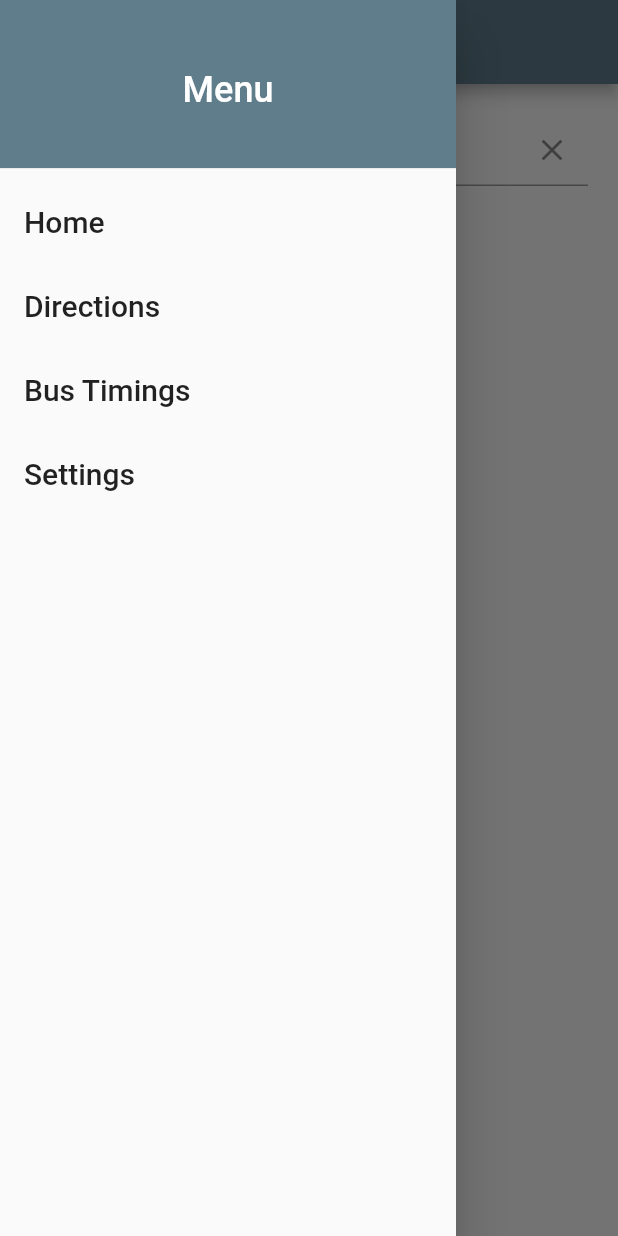
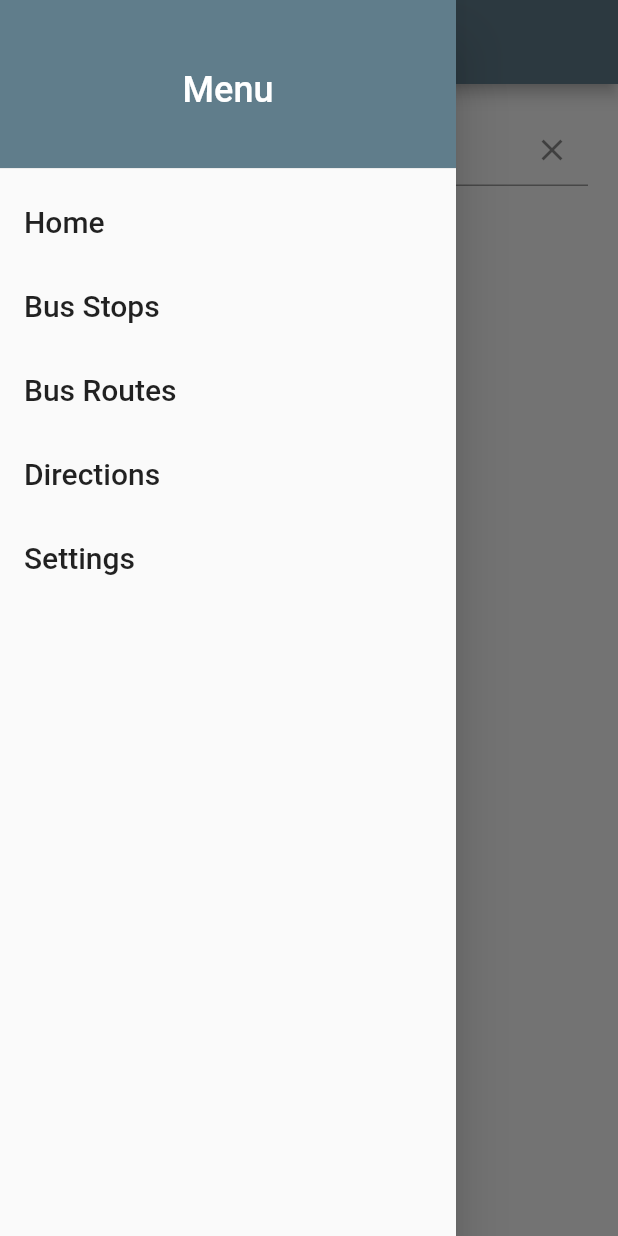
Before and after one commit to STAung07/AroundNUS, a Flutter app: the BusTimings screen opened directly, with the side drawer open, on a phone screen of 412 x 824 dp. Run offline on Flutter 3.47's test engine with Material 2 defaults, Android fonts, the phone set to English and light mode, and no system bars; our stand-ins replace dio, geocoding, geolocator, google_maps_flutter, rxdart and 1 more; missing offline and left inert: dart:ffi, flutter_polyline_points; network calls fail.

Commit message:
Added Bus Routes Page with all pickuppoints along route; no arrival timing yet

```diff
--- a/around_nus/lib/app_screens/bustimings.dart
+++ b/around_nus/lib/app_screens/bustimings.dart
@@ -3,7 +3,6 @@ import 'package:flutter/material.dart';
 import 'package:around_nus/blocs/application_bloc.dart';
 import 'package:provider/provider.dart';
 import '../common_widgets/drawer.dart';
-import '../models/busroutesinfo_model.dart';
 import '../bustimings_widgets/services_expansionlist.dart';
 import '../services/nusnextbus_service.dart';
 
@@ -13,24 +12,12 @@ class BusTimings extends StatefulWidget {
 }
 
 class _BusTimingsState extends State<BusTimings> {
-  // List of Bus Stops Info & List of Bus Routes Info;
-  // passed into required widgets to use information inside
-
-  // use Bus Stop Names to display bus services available at that stop
-  // List<BusStop> _nusBusStops = <BusStop>[];
   final busService = NusNextBus();
-  List<RouteDescription> _nusBusRoutes = <RouteDescription>[];
-  //List<PickUpPointInfo> _currPickUpPoints = <PickUpPointInfo>[];
   late StreamSubscription busStopSubscription;
   var _textController = TextEditingController();
 
-  void _updateListofBusRoutes() {
-    busService.fetchBusRouteDescriptions().then((value) {
-      setState(() {
-        _nusBusRoutes.addAll(value);
-      });
-    });
-  }
+  // CHANGE autocomplete bus stops from name to caption: more meaningfull
+  // However need to pass in name to expansionlist
 
   @override
   void initState() {
@@ -39,7 +26,6 @@ class _BusTimingsState extends State<BusTimings> {
     busStopSubscription =
         applicationBloc.selectedLocation.stream.listen((place) {});
     applicationBloc.searchBusStops2("");
-    _updateListofBusRoutes();
     super.initState();
   }
 
@@ -122,8 +108,9 @@ class _BusTimingsState extends State<BusTimings> {
                         context,
                         MaterialPageRoute(
                           builder: (context) => BusServicesAtStop(
-                              busStopName: applicationBloc
-                                  .searchBusStopsResults2![index]),
+                            busStopName:
+                                applicationBloc.searchBusStopsResults2![index],
+                          ),
                         ),
                       );
                     },
@@ -131,54 +118,6 @@ class _BusTimingsState extends State<BusTimings> {
                 },
               ),
             ),
-          /*
-          Expanded(
-            child: ListView.builder(
-              // modify or point _nusBusStops at different list
-              // based on curr Searched BusStop
-              itemCount: _nusBusStops.length,
-              itemBuilder: (_, busIndex) {
-                // inside each card; call updateshuttleservices info with curr
-                // bus stop name from _nusBusStops List
-                print(_nusBusStops[busIndex].name);
-                //_currBusStopServices = _updateShuttleServicesInfo(_nusBusStops[busIndex].name);
-                return ElevatedButton(
-                  style: ElevatedButton.styleFrom(
-                    onPrimary: Colors.white,
-                  ),
-                  child: Padding(
-                    padding: const EdgeInsets.all(16.0),
-                    child: Row(
-                      crossAxisAlignment: CrossAxisAlignment.start,
-                      //mainAxisSize: MainAxisSize.min,
-                      // Create a tile class
-                      children: [
-                        // Current Bus Stop
-                        Expanded(
-                          child: Text(
-                            _nusBusStops[busIndex].name,
-                            style: TextStyle(
-                                fontSize: 20,
-                                color: Colors.black,
-                                fontWeight: FontWeight.bold),
-                          ),
-                        ),
-                        Icon(Icons.arrow_forward, color: Colors.blue),
-                      ],
-                    ),
-                  ),
-                  onPressed: () {
-                    Navigator.push(
-                        context,
-                        MaterialPageRoute(
-                            builder: (context) => BusServicesAtStop(
-                                busStopName: _nusBusStops[busIndex].name)));
-                  },
-                );
-              },
-            ),
-          ),
-          */
         ],
       ),
     );
--- a/around_nus/lib/common_widgets/drawer.dart
+++ b/around_nus/lib/common_widgets/drawer.dart
@@ -1,5 +1,6 @@
 import 'package:flutter/material.dart';
 import '../app_screens/bustimings.dart';
+import '../app_screens/busroutes.dart';
 import '../app_screens/settings.dart';
 import '../app_screens/searchdirections.dart';
 import '../app_screens/map.dart';
@@ -58,6 +59,34 @@ class _MenuDrawerState extends State<MenuDrawer> {
           ),
           ListTile(
             title: Text(
+              "Bus Stops",
+              style: TextStyle(
+                fontSize: 20,
+              ),
+            ),
+            onTap: () {
+              Navigator.push(
+                context,
+                MaterialPageRoute(builder: (context) => BusTimings()),
+              );
+            },
+          ),
+          ListTile(
+            title: Text(
+              "Bus Routes",
+              style: TextStyle(
+                fontSize: 20,
+              ),
+            ),
+            onTap: () {
+              Navigator.push(
+                context,
+                MaterialPageRoute(builder: (context) => BusRoutes()),
+              );
+            },
+          ),
+          ListTile(
+            title: Text(
               "Directions",
               style: TextStyle(
                 fontSize: 20,
@@ -67,20 +96,6 @@ class _MenuDrawerState extends State<MenuDrawer> {
               Navigator.push(
                 context,
                 MaterialPageRoute(builder: (context) => FindDirections()),
-              );
-            },
-          ),
-          ListTile(
-            title: Text(
-              "Bus Timings",
-              style: TextStyle(
-                fontSize: 20,
-              ),
-            ),
-            onTap: () {
-              Navigator.push(
-                context,
-                MaterialPageRoute(builder: (context) => BusTimings()),
               );
             },
           ),
```
Also changed, not shown: around_nus/lib/app_screens/busroutes.dart (added, +112 -0 lines), around_nus/lib/busroutes_widgets/pickuppoints_expansionlist.dart (added, +82 -0 lines).
